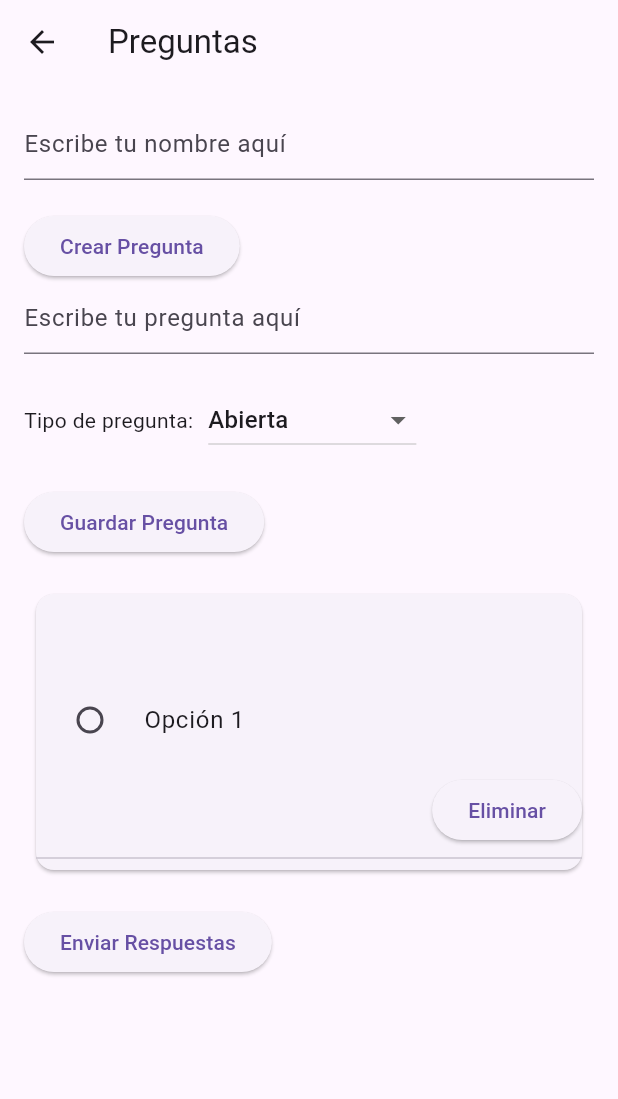
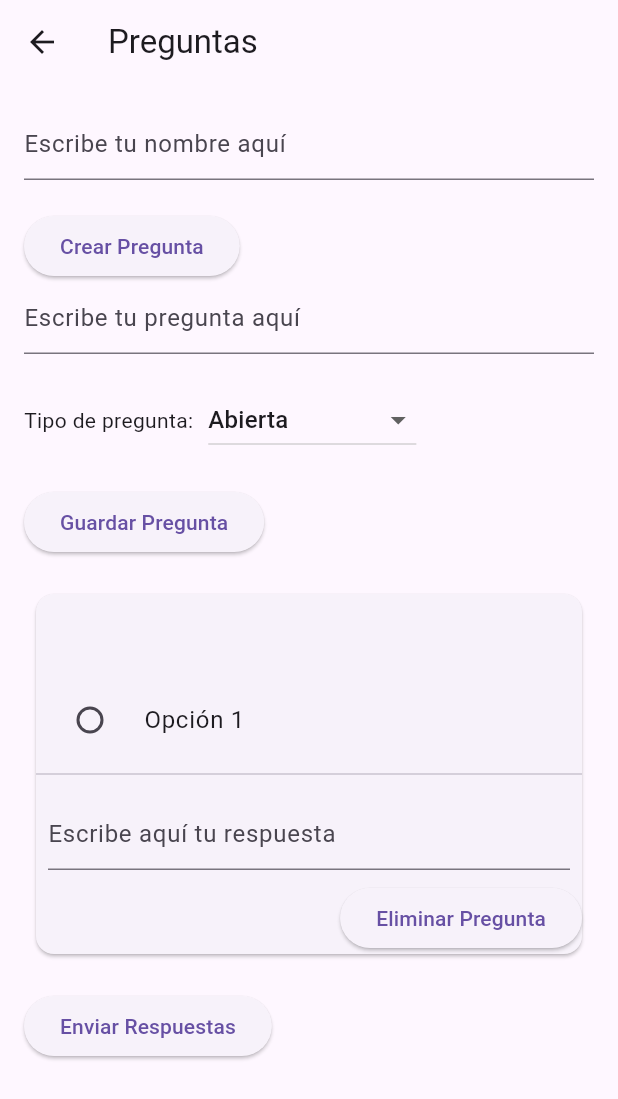
Before and after one commit to Dylan3871/detto, a Flutter app: the Paginapreguntas screen opened directly, after a tap on "Crear Pregunta", after a tap on "Guardar Pregunta", on a phone screen of 412 x 824 dp. Shown: the top 1099 px of the screen. Run offline on Flutter 3.47's test engine with Material 3 defaults, Android fonts, the phone set to English and light mode, and no system bars; our stand-ins replace chewie, image_picker, sqflite, video_player; accounts and stored records are empty.

Commit message:
preguntas funcionando

```diff
--- a/lib/pages/Paginapreguntas.dart
+++ b/lib/pages/Paginapreguntas.dart
@@ -35,7 +35,6 @@ class _PaginaPreguntasState extends State<Paginapreguntas> {
       print('Error al cargar las preguntas: $e');
     }
   }
-
 
   @override
   Widget build(BuildContext context) {
@@ -198,7 +197,18 @@ class _PaginaPreguntasState extends State<Paginapreguntas> {
                     },
                   );
                 }).toList(),
-            SizedBox(height: 8),
+              Divider(),
+              Padding(
+                padding: const EdgeInsets.all(8.0),
+                child: TextFormField(
+                  decoration: InputDecoration(
+                    hintText: 'Escribe aquí tu respuesta',
+                  ),
+                  onChanged: (value) {
+                    pregunta.respuestaUsuario = value;
+                  },
+                ),
+              ),
               Row(
                 mainAxisAlignment: MainAxisAlignment.end,
                 children: [
@@ -206,18 +216,16 @@ class _PaginaPreguntasState extends State<Paginapreguntas> {
                     onPressed: () {
                       _eliminarPregunta(pregunta);
                     },
-                  child: Text('Eliminar'),
+                    child: Text('Eliminar Pregunta'),
                   ),
                 ],
               ),
-            Divider(),
             ],
           ),
         );
       }).toList(),
     );
   }
-
 
   void _agregarOpcion() {
     setState(() {
@@ -234,14 +242,13 @@ class _PaginaPreguntasState extends State<Paginapreguntas> {
     Pregunta nuevaPregunta = Pregunta(
       pregunta: preguntaText,
       opciones: _opciones,
-    opcionMultiple: _opcionMultiple, // Utilizamos la misma variable para indicar si es de opción múltiple o no
+      opcionMultiple: _opcionMultiple,
     );
 
     await _preguntasDao.insertPregunta(nuevaPregunta);
     _limpiarFormulario();
     _cargarPreguntas();
   }
-
 
   void _eliminarPregunta(Pregunta pregunta) async {
     await _preguntasDao.deletePregunta(pregunta);
```
Lines whose indentation alone changed are shown as unchanged.
